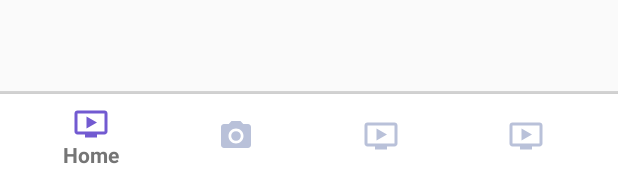
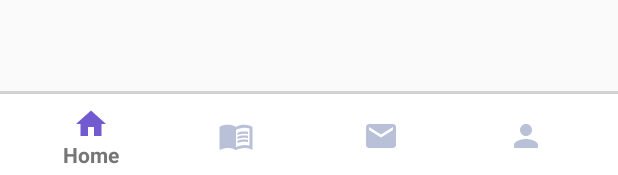
Before and after one commit to yyfyyfstudy1/schoolAssistantGPT, an Android app: the layout activity_main.xml on its own in the app's theme, with its tools: preview values and no code run, on a phone screen of 412 x 824 dp. Shown: the part 1058-1233 px from the top of the screen. Run offline under Robolectric (Android 15) with nearby library versions, the phone set to English and light mode, and no system bars.

Commit message:
update nav bar icons

```diff
--- a/app/src/main/java/comp5216/sydney/edu/au/learn/LoginActivity.java
+++ b/app/src/main/java/comp5216/sydney/edu/au/learn/LoginActivity.java
@@ -72,13 +72,14 @@
     }
     private void toRegisterClick(View view){
         startActivity(new Intent(LoginActivity.this, RegisterActivity.class));
+        // TODO: StartActivityForResult?
     }
     private void onClick(View view){
        String userNameUse = userName.getText().toString();
        String passwordUse = password.getText().toString();
 
        // set toast
-        String ok = "login successed";
+        String ok = "login succeed";
         String fail = "wrong password or username";
 
         if(!userNameUse.isEmpty() && Patterns.EMAIL_ADDRESS.matcher(userNameUse).matches()){
--- a/app/src/main/java/comp5216/sydney/edu/au/learn/RegisterActivity.java
+++ b/app/src/main/java/comp5216/sydney/edu/au/learn/RegisterActivity.java
@@ -98,6 +98,7 @@
                                     });
 
                             builder.create().show();
+                            // TODO: should return to log in page after success registration
                         } else {
                             Toast.makeText(RegisterActivity.this,
                                     "Can't send verification email.\nPlease try again later.",
--- /dev/null
+++ b/app/src/main/res/drawable/baseline_book_24.xml
@@ -0,0 +1,8 @@
+<vector android:autoMirrored="true" android:height="24dp"
+    android:tint="#000000" android:viewportHeight="24"
+    android:viewportWidth="24" android:width="24dp" xmlns:android="http://schemas.android.com/apk/res/android">
+    <path android:fillColor="@android:color/white" android:pathData="M21,5c-1.11,-0.35 -2.33,-0.5 -3.5,-0.5c-1.95,0 -4.05,0.4 -5.5,1.5c-1.45,-1.1 -3.55,-1.5 -5.5,-1.5S2.45,4.9 1,6v14.65c0,0.25 0.25,0.5 0.5,0.5c0.1,0 0.15,-0.05 0.25,-0.05C3.1,20.45 5.05,20 6.5,20c1.95,0 4.05,0.4 5.5,1.5c1.35,-0.85 3.8,-1.5 5.5,-1.5c1.65,0 3.35,0.3 4.75,1.05c0.1,0.05 0.15,0.05 0.25,0.05c0.25,0 0.5,-0.25 0.5,-0.5V6C22.4,5.55 21.75,5.25 21,5zM21,18.5c-1.1,-0.35 -2.3,-0.5 -3.5,-0.5c-1.7,0 -4.15,0.65 -5.5,1.5V8c1.35,-0.85 3.8,-1.5 5.5,-1.5c1.2,0 2.4,0.15 3.5,0.5V18.5z"/>
+    <path android:fillColor="@android:color/white" android:pathData="M17.5,10.5c0.88,0 1.73,0.09 2.5,0.26V9.24C19.21,9.09 18.36,9 17.5,9c-1.7,0 -3.24,0.29 -4.5,0.83v1.66C14.13,10.85 15.7,10.5 17.5,10.5z"/>
+    <path android:fillColor="@android:color/white" android:pathData="M13,12.49v1.66c1.13,-0.64 2.7,-0.99 4.5,-0.99c0.88,0 1.73,0.09 2.5,0.26V11.9c-0.79,-0.15 -1.64,-0.24 -2.5,-0.24C15.8,11.66 14.26,11.96 13,12.49z"/>
+    <path android:fillColor="@android:color/white" android:pathData="M17.5,14.33c-1.7,0 -3.24,0.29 -4.5,0.83v1.66c1.13,-0.64 2.7,-0.99 4.5,-0.99c0.88,0 1.73,0.09 2.5,0.26v-1.52C19.21,14.41 18.36,14.33 17.5,14.33z"/>
+</vector>
--- /dev/null
+++ b/app/src/main/res/drawable/baseline_email_24.xml
@@ -0,0 +1,5 @@
+<vector android:height="24dp" android:tint="#000000"
+    android:viewportHeight="24" android:viewportWidth="24"
+    android:width="24dp" xmlns:android="http://schemas.android.com/apk/res/android">
+    <path android:fillColor="@android:color/white" android:pathData="M20,4L4,4c-1.1,0 -1.99,0.9 -1.99,2L2,18c0,1.1 0.9,2 2,2h16c1.1,0 2,-0.9 2,-2L22,6c0,-1.1 -0.9,-2 -2,-2zM20,8l-8,5 -8,-5L4,6l8,5 8,-5v2z"/>
+</vector>
--- /dev/null
+++ b/app/src/main/res/drawable/baseline_home_24.xml
@@ -0,0 +1,5 @@
+<vector android:height="24dp" android:tint="#000000"
+    android:viewportHeight="24" android:viewportWidth="24"
+    android:width="24dp" xmlns:android="http://schemas.android.com/apk/res/android">
+    <path android:fillColor="@android:color/white" android:pathData="M10,20v-6h4v6h5v-8h3L12,3 2,12h3v8z"/>
+</vector>
--- /dev/null
+++ b/app/src/main/res/drawable/baseline_person_24.xml
@@ -0,0 +1,5 @@
+<vector android:height="24dp" android:tint="#000000"
+    android:viewportHeight="24" android:viewportWidth="24"
+    android:width="24dp" xmlns:android="http://schemas.android.com/apk/res/android">
+    <path android:fillColor="@android:color/white" android:pathData="M12,12c2.21,0 4,-1.79 4,-4s-1.79,-4 -4,-4 -4,1.79 -4,4 1.79,4 4,4zM12,14c-2.67,0 -8,1.34 -8,4v2h16v-2c0,-2.66 -5.33,-4 -8,-4z"/>
+</vector>
--- a/app/src/main/res/menu/bottom_navigation_menu.xml
+++ b/app/src/main/res/menu/bottom_navigation_menu.xml
@@ -3,17 +3,17 @@
     <item
         android:id="@+id/navigation_home"
         android:title="Home"
-        android:icon="@drawable/baseline_ondemand_video_24" />
+        android:icon="@drawable/baseline_home_24" />
+    <item
+        android:id="@+id/navigation_lecture"
+        android:title="Lecture"
+        android:icon="@drawable/baseline_book_24" />
     <item
         android:id="@+id/navigation_email"
-        android:title="email"
-        android:icon="@drawable/ic_menu_camera" />
-    <item
-        android:id="@+id/navigation_lecture"
-        android:title="lecture"
-        android:icon="@drawable/baseline_ondemand_video_24" />
+        android:title="Email"
+        android:icon="@drawable/baseline_email_24" />
     <item
         android:id="@+id/navigation_profile"
-        android:title="profile"
-        android:icon="@drawable/baseline_ondemand_video_24" />
+        android:title="Profile"
+        android:icon="@drawable/baseline_person_24" />
 </menu>
```
